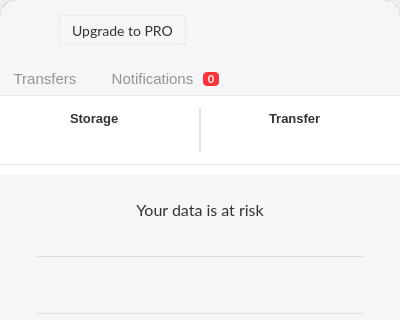
This is src/MEGASync/gui/macx/InfoDialog.ui in meganz/MEGAsync as Qt 5 draws it before an edit; both pictures show x 0 to 400 and y 0 to 320 of the 400 by 564 pixel window. The edited form follows.
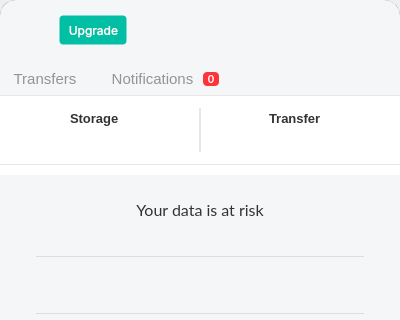
This is the edited form. Icons and pictures are not drawn. Custom widgets are drawn as their Qt base class.

The edit to the form file:
```diff
--- a/src/MEGASync/gui/macx/InfoDialog.ui
+++ b/src/MEGASync/gui/macx/InfoDialog.ui
@@ -59,7 +59,41 @@
 border: none;
 color: #333333;
 }
-</string>
+
+QPushButton
+{
+padding-right: 12px;
+padding-left: 12px;
+}
+
+#bUpgrade
+{
+font-family: Inter;
+font-size: 12px;
+line-height: 18px;
+border: 1px solid #0000001A;
+border-radius: 4px;
+color: #FFFFFF;
+padding: 4px 8px;
+background-color:  #00BFA5;
+image-position: left;
+text-align: right;
+}
+
+#bUpgrade::hover
+{
+background-color:  #00A787;
+}
+
+#bUpgrade::pressed
+{
+background-color: #00D7C2;
+}
+
+#bUpgrade::disabled
+{
+background-color: #00BFA54D;
+}</string>
   </property>
   <property name="sizeGripEnabled">
    <bool>false</bool>
@@ -263,37 +297,14 @@
                   <bool>false</bool>
                  </property>
                  <property name="styleSheet">
-                  <string notr="true">#bUpgrade
-{
-font-family: Lato;
-font-size: 14px;
-border: 1px solid rgba(0, 0, 0, 5%);
-border-radius: 3px;
-color: #333333;
-padding: 3px 12px 3px 12px;
-background-color: qlineargradient(x1: 0, y1: 0, x2: 0, y2: 1,
-stop: 0 #ffffff, stop: 1 #fafafa);
-}
-
-#bUpgrade::hover
-{
-border: 1px solid rgba(0, 0, 0, 10%);
-}
-
-#bUpgrade::pressed
-{
-font-family: Lato;
-font-size: 14px;
-border: 1px solid rgba(0, 0, 0, 5%);
-border-radius: 3px;
-color: #333333;
-padding: 6px 12px 6px 12px;
-background-color: qlineargradient(x1: 0, y1: 0, x2: 0, y2: 1,
-stop: 0 #ffffff, stop: 1 #fafafa);
-}</string>
+                  <string notr="true"/>
                  </property>
                  <property name="text">
-                  <string>Upgrade to PRO</string>
+                  <string>Upgrade</string>
+                 </property>
+                 <property name="icon">
+                  <iconset resource="../Resources_macx.qrc">
+                   <normaloff>:/images/star-spark.svg</normaloff>:/images/star-spark.svg</iconset>
                  </property>
                  <property name="flat">
                   <bool>true</bool>
```
Left out of the diff: 4 changed lines with no effect on the pictures.
